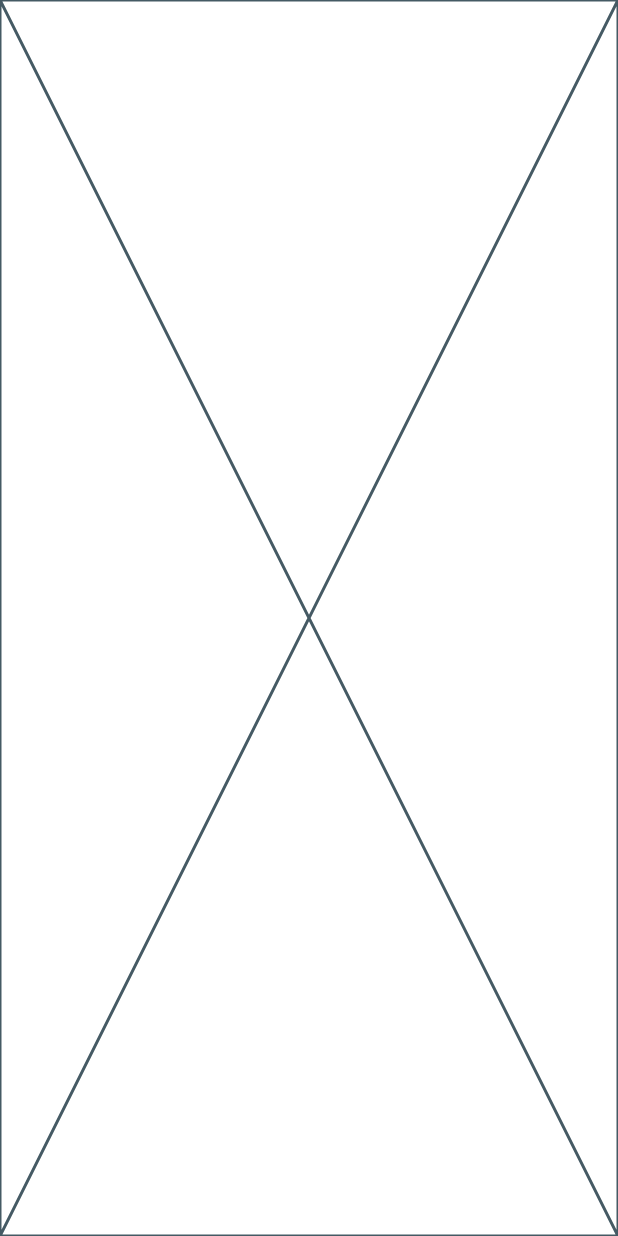
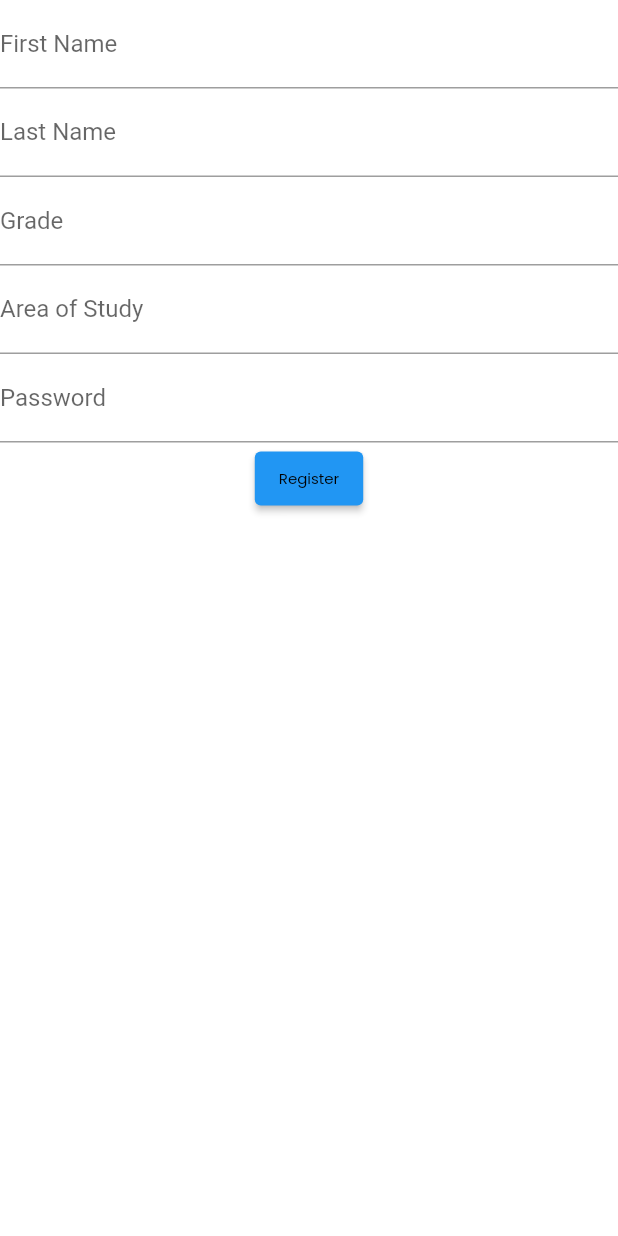
Before and after one commit to afraitaneayal/PollPower, a Flutter app: the screen it shows after launch, after a tap on "Candidate", on a phone screen of 412 x 824 dp. Run offline on Flutter 3.47's test engine with Material 2 defaults, Android fonts, the phone set to English and light mode, and no system bars; our stand-ins replace cloud_firestore, firebase_core, google_fonts, isar; accounts and stored records are empty; generated files the repository leaves out were written again.

Commit message:
start candidate form

```diff
--- a/lib/core/commons/form/custom_candidate_form.dart
+++ b/lib/core/commons/form/custom_candidate_form.dart
@@ -0,0 +1,96 @@
+import 'package:flutter/material.dart';
+import 'package:poll_power/core/extensions/extension_on_strings.dart';
+import 'package:poll_power/services/firebase/firebase_service.dart';
+
+class CustomCandidateForm extends StatefulWidget {
+  const CustomCandidateForm({super.key});
+
+  @override
+  State<CustomCandidateForm> createState() => _CustomFormState();
+}
+
+class _CustomFormState extends State<CustomCandidateForm> {
+  final _formKey = GlobalKey<FormState>();
+
+  String? firstNameValue;
+  String? lastNameValue;
+  String? gradeValue;
+  String? areaOfStudyValue;
+  String? speetch;
+  int? voteCount;
+
+  @override
+  Widget build(BuildContext context) {
+    return Form(
+      key: _formKey,
+      child: Column(children: _buidFormField()),
+    );
+  }
+
+  List<Widget> _buidFormField() {
+    return [
+      TextFormField(
+        decoration: const InputDecoration(labelText: "First Name"),
+        onChanged: (String value) {
+          setState(() {
+            firstNameValue = value;
+          });
+        },
+      ),
+      TextFormField(
+        decoration: const InputDecoration(labelText: "Last Name"),
+        onChanged: (String value) {
+          setState(() {
+            lastNameValue = value;
+          });
+        },
+      ),
+      TextFormField(
+        decoration: const InputDecoration(labelText: "Grade"),
+        onChanged: (String value) {
+          setState(() {
+            gradeValue = value;
+          });
+        },
+      ),
+      TextFormField(
+        decoration: const InputDecoration(labelText: "Area of Study"),
+        onChanged: (String value) {
+          setState(() {
+            areaOfStudyValue = value;
+          });
+        },
+      ),
+      TextFormField(
+        decoration: const InputDecoration(labelText: "Password"),
+        obscureText: true,
+        onChanged: (String value) {
+          setState(() {
+            speetch = value;
+          });
+        },
+      ),
+      _buildElevateButton(context)
+    ];
+  }
+
+  Widget _buildElevateButton(context) {
+    return ElevatedButton(
+        onPressed: () async {
+          //TODO send candidate data to firebase
+
+          Future.delayed(const Duration(seconds: 0), () async {
+            final newCount = await FirebaseService().getUserCount();
+            final data = {"users": newCount + 1};
+
+            FirebaseService().addUser(data);
+            switchToHome(context);
+          });
+        },
+        child: "Register".getWidget());
+  }
+
+  void switchToHome(context) {
+    Navigator.pushNamed(context, "/home");
+  }
+}
--- /dev/null
+++ b/lib/core/commons/widget/splash_widget.dart
@@ -0,0 +1,32 @@
+import 'package:flutter/material.dart';
+import 'package:poll_power/core/extensions/extension_on_strings.dart';
+
+import '../../app_assets/app_assets.dart';
+
+class SplashWidget extends StatelessWidget {
+  const SplashWidget({super.key});
+
+  @override
+  Widget build(BuildContext context) {
+    return Column(
+      crossAxisAlignment: CrossAxisAlignment.center,
+      mainAxisAlignment: MainAxisAlignment.spaceBetween,
+      children: [
+        const SizedBox(),
+        Column(
+          children: [
+            "PollPower".getWidget(fontSize: 40, fontWeight: FontWeight.w700),
+            const SizedBox(
+              height: 80,
+            ),
+            Image.asset(AppAssets.logo),
+          ],
+        ),
+        Container(
+          margin: const EdgeInsets.only(bottom: 25),
+          child: "Powered by Ayal & YayaHc".getWidget(fontSize: 12),
+        ),
+      ],
+    );
+  }
+}
--- a/lib/core/screens/register/register_candidate_screen.dart
+++ b/lib/core/screens/register/register_candidate_screen.dart
@@ -1,10 +1,11 @@
 import 'package:flutter/material.dart';
+import 'package:poll_power/core/commons/form/custom_candidate_form.dart';
 
 class RegisterCandidate extends StatelessWidget {
   const RegisterCandidate({super.key});
 
   @override
   Widget build(BuildContext context) {
-    return const Placeholder();
+    return const CustomCandidateForm();
   }
 }
--- a/lib/core/screens/register/register_voter_screen.dart
+++ b/lib/core/screens/register/register_voter_screen.dart
@@ -7,7 +7,7 @@ class RegisterVoterScreen extends StatelessWidget {
   @override
   Widget build(BuildContext context) {
     return const Scaffold(
-      body: CustomForm(),
+      body: CustomVoterForm(),
     );
   }
 }
--- a/lib/core/screens/splash/splash_screen.dart
+++ b/lib/core/screens/splash/splash_screen.dart
@@ -1,7 +1,6 @@
 import 'package:flutter/material.dart';
-import 'package:poll_power/core/app_assets/app_assets.dart';
 import 'package:poll_power/core/app_colors/app_colors.dart';
-import 'package:poll_power/core/extensions/extension_on_strings.dart';
+import 'package:poll_power/core/commons/widget/splash_widget.dart';
 import 'package:poll_power/services/user/isar_services.dart';
 
 class SplashScreen extends StatelessWidget {
@@ -13,33 +12,16 @@ class SplashScreen extends StatelessWidget {
       verofyUser(context);
     });
 
-    return Container(
-      color: AppColors.white,
-      child: _buildColumn(),
-    );
-  }
-
-  Widget _buildColumn() {
-    return Column(
-      crossAxisAlignment: CrossAxisAlignment.center,
-      mainAxisAlignment: MainAxisAlignment.spaceBetween,
-      children: [
-        const SizedBox(),
-        Column(
-          children: [
-            "PollPower".getWidget(fontSize: 40, fontWeight: FontWeight.w700),
-            const SizedBox(
-              height: 80,
-            ),
-            Image.asset(AppAssets.logo),
-          ],
+    return WillPopScope(
+        child: Scaffold(
+          body: Container(
+            color: AppColors.white,
+            child: const SplashWidget(),
+          ),
         ),
-        Container(
-          margin: const EdgeInsets.only(bottom: 25),
-          child: "Powered by Ayal & YayaHc".getWidget(fontSize: 12),
-        ),
-      ],
-    );
+        onWillPop: () async {
+          return false;
+        });
   }
 
   verofyUser(context) async {
--- a/lib/features/auth/user_entity.dart
+++ b/lib/features/auth/user_entity.dart
@@ -9,6 +9,5 @@ class User {
   String? grade;
   String? arreaOfStudy;
   bool? voted;
-  String? password;
   bool? status;
 }
```
Also changed, not shown: lib/core/commons/form/custom_voter_form.dart (+4 -15 lines), lib/features/auth/user_entity.g.dart.
